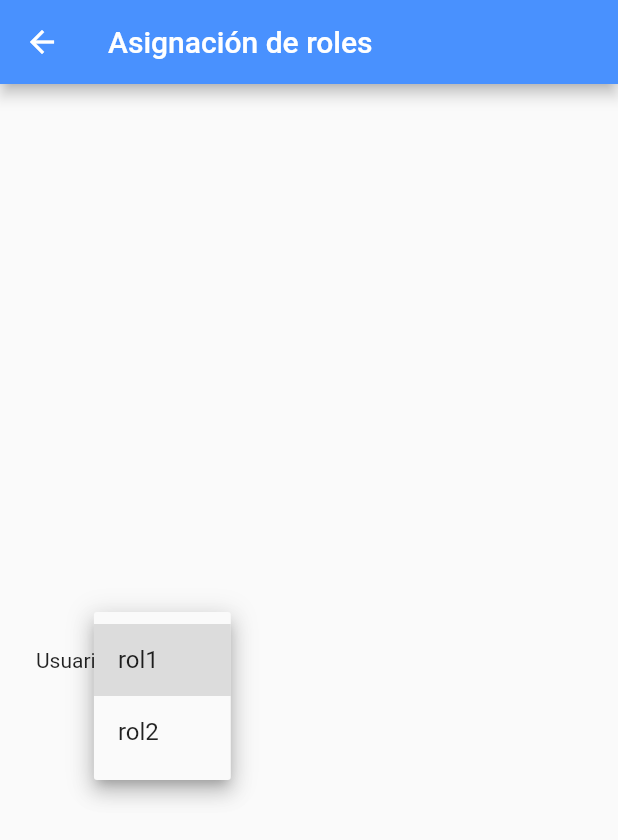
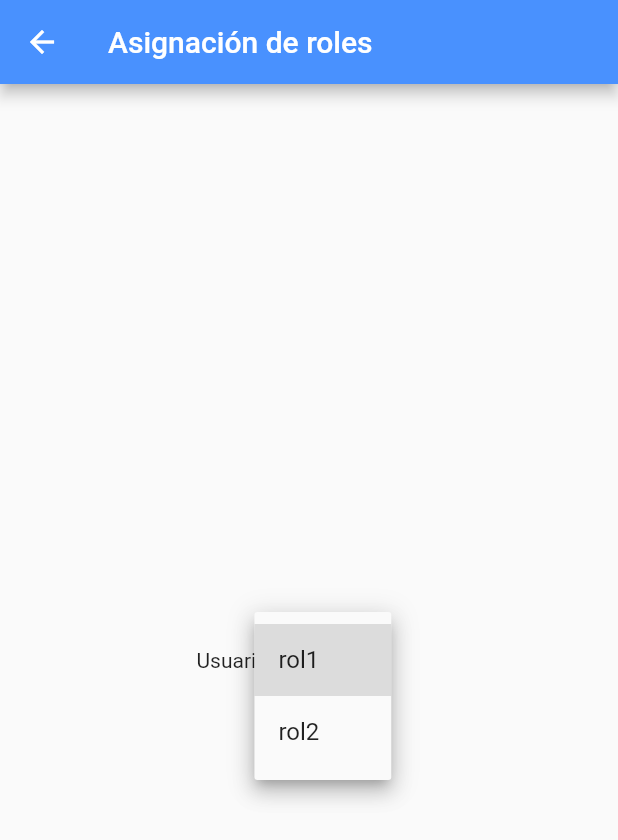
Before and after one commit to maristiaran/sistema_ies, a Flutter app: the CRUDRolesPage screen opened by its route, after a tap on "rol1", on a phone screen of 412 x 824 dp. Shown: the top 840 px of the screen. Run offline on Flutter 3.47's test engine with Material 2 defaults, Android fonts, the phone set to English and light mode, and no system bars; our stand-ins replace cloud_firestore, date_field, either_dart, equatable, firebase_auth, firebase_core and 3 more; accounts and stored records are empty.

```diff
--- a/lib/core/domain/entities/user_role_operation.dart
+++ b/lib/core/domain/entities/user_role_operation.dart
@@ -6,9 +6,9 @@ enum UserRoleOperationName {
   uploadFinalCourseGrades,
   uploadFinalExamGrades,
   checkFinalExamsDates,
-  crudUsersAndRoles,
+  crudTeachersAndStudents,
+  crudAll,
   resetAndSaveLogs,
-  registerForExamUseCase,
   checkLog,
   adminCourse,
   adminFinalExamsAndInstances,
--- a/lib/core/domain/ies_system.dart
+++ b/lib/core/domain/ies_system.dart
@@ -53,7 +53,8 @@ class IESSystem extends Operation {
   late CRUDRoleUseCase crudRolesUseCase;
   late RegisteringAsIncomingStudentUseCase registeringAsIncomingStudentUseCase;
   late CheckStudentRecordUseCase checkStudentRecordUseCase;
-  late CRUDRoleUseCase crudRoleUseCase;
+  late CRUDRoleUseCase crudTeachersAndStudentsUseCase;
+  late CRUDRoleUseCase crudAllUseCase;
   late RegisterForExamUseCase registerForExamUseCase;
   late RegistrationManagementUseCase registrationManagementUseCase;
   // IESSystem as a Singleton
@@ -156,8 +157,8 @@ class IESSystem extends Operation {
         changeState(const OperationState(
             stateName: IESSystemStateName.checkStudentRecord));
         break;
-      case UserRoleOperationName.crudUsersAndRoles:
-        crudRoleUseCase = CRUDRoleUseCase();
+      case UserRoleOperationName.crudTeachersAndStudents:
+        crudTeachersAndStudentsUseCase = CRUDRoleUseCase();
 
         changeState(
             const OperationState(stateName: IESSystemStateName.crudUserRoles));
--- a/lib/core/domain/repositories/teachers_repository.dart
+++ b/lib/core/domain/repositories/teachers_repository.dart
@@ -6,6 +6,7 @@ import 'package:sistema_ies/core/domain/utils/responses.dart';
 
 enum FailureName { unknown }
 
+//TODO: revisar si pertenece a un administrativo o a los profesores
 abstract class TeachersRepositoryPort extends RepositoryPort {
   // Future<Either<Failure, List<Syllabus>>> getActiveSyllabuses();
   Future<Either<Failure, Success>> pairSubjectTeacher(
--- a/lib/crud_roles/presentation/crud_roles_page.dart
+++ b/lib/crud_roles/presentation/crud_roles_page.dart
@@ -20,14 +20,21 @@ class CRUDRolesPage extends ConsumerWidget {
                 child: Column(
                     mainAxisAlignment: MainAxisAlignment.center,
                     children: [
-                  Row(
-                    children: [
-                      const Text('Usuario: '),
-                      DropdownButton<String>(items: const [
-                        DropdownMenuItem(child: Text('rol1')),
-                        DropdownMenuItem(child: Text('rol2'))
-                      ], onChanged: (value) => value)
-                    ],
+                  SizedBox(
+                    height: 50,
+                    width: 150,
+                    child: Row(
+                      children: [
+                        const Text('Usuario: '),
+                        DropdownButton<String>(
+                            isExpanded: true,
+                            items: const [
+                              DropdownMenuItem(child: Text('rol1')),
+                              DropdownMenuItem(child: Text('rol2'))
+                            ],
+                            onChanged: (value) => value)
+                      ],
+                    ),
                   )
                 ]))));
   }
```
Also changed, not shown: lib/core/data/roles_and_operations_repository.dart (+6 -3 lines).
